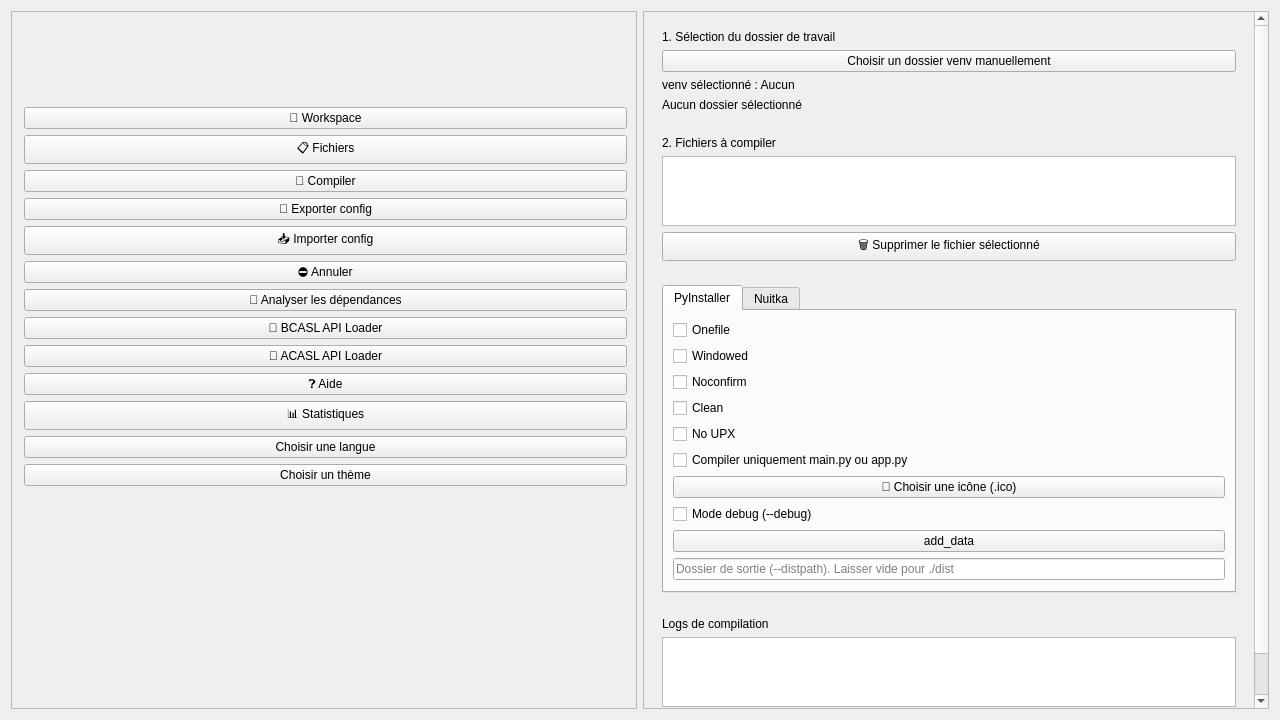
This is ui/ui_design_archive/ui_design.ui in raidos23/PyCompiler_ARK as Qt 5 draws it before an edit. The edited form follows.
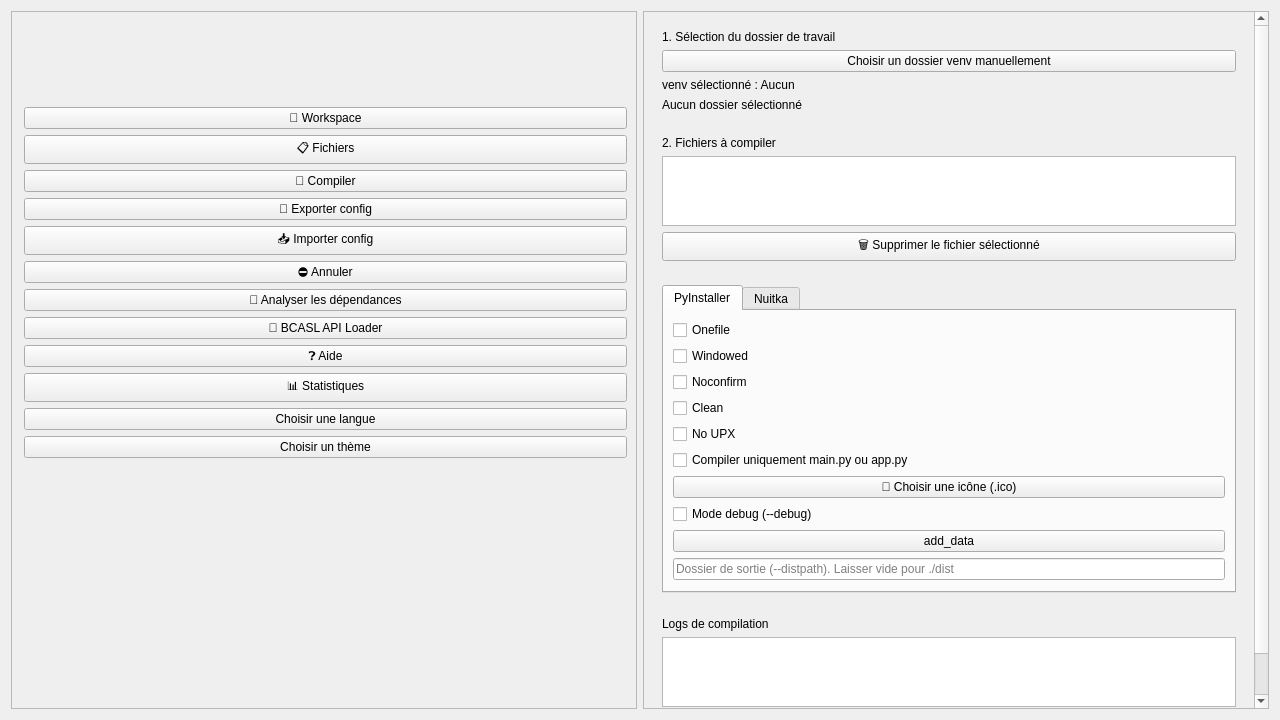
This is the edited form.

Commit message: Purge ACASL across project: remove i18n keys, docs mentions, ark_config entries, and UI button; centralize BCASL i18n

What changed in the file:
```diff
--- a/ui/ui_design_archive/ui_design.ui
+++ b/ui/ui_design_archive/ui_design.ui
@@ -108,11 +108,6 @@
         </widget>
        </item>
        <item>
-        <widget class="QPushButton" name="btn_acasl_loader">
-         <property name="text">
-          <string>🔌 ACASL API Loader</string>
-         </property>
-        </widget>
        </item>
        <item>
         <widget class="QPushButton" name="btn_help">
```
Lines whose indentation alone changed are shown as unchanged. The commit also changes 13 other files.
